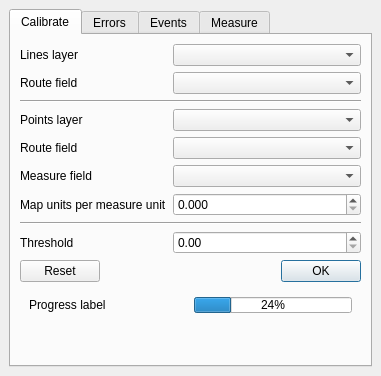
The window that lrs/ui_lrsdockwidget.ui (blazek/lrs) describes before a commit, drawn with Qt 5.
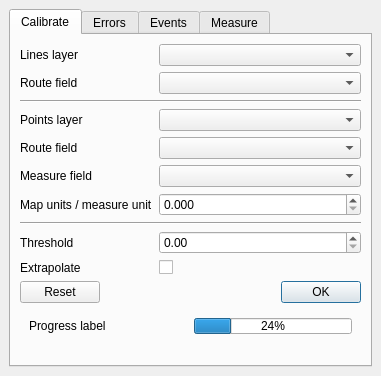
The same window after the commit.

```diff
--- a/lrs/ui_lrsdockwidget.ui
+++ b/lrs/ui_lrsdockwidget.ui
@@ -71,7 +71,7 @@
             </property>
            </widget>
           </item>
-          <item row="8" column="0">
+          <item row="9" column="0">
            <widget class="QLabel" name="getThresholdLabel">
             <property name="text">
              <string>Threshold</string>
@@ -101,7 +101,7 @@
           <item row="3" column="1">
            <widget class="QComboBox" name="genPointLayerCombo"/>
           </item>
-          <item row="8" column="1">
+          <item row="9" column="1">
            <widget class="QDoubleSpinBox" name="genThresholdSpin">
             <property name="maximum">
              <double>1000000.000000000000000</double>
@@ -133,7 +133,7 @@
              <string>&lt;html&gt;&lt;head/&gt;&lt;body&gt;&lt;p&gt;Map units per measure unit.&lt;/p&gt;&lt;/body&gt;&lt;/html&gt;</string>
             </property>
             <property name="text">
-             <string>Map units per measure unit</string>
+             <string>Map units / measure unit</string>
             </property>
            </widget>
           </item>
@@ -144,6 +144,26 @@
             </property>
            </widget>
           </item>
+          <item row="10" column="0">
+           <widget class="QLabel" name="genExtrapolateLabel">
+            <property name="toolTip">
+             <string>Extrapolate before and after calibration points.</string>
+            </property>
+            <property name="text">
+             <string>Extrapolate</string>
+            </property>
+           </widget>
+          </item>
+          <item row="10" column="1">
+           <widget class="QCheckBox" name="genExtrapolateCheckBox">
+            <property name="toolTip">
+             <string>Extrapolate before and after calibration points.</string>
+            </property>
+            <property name="text">
+             <string/>
+            </property>
+           </widget>
+          </item>
          </layout>
         </item>
         <item>
```
